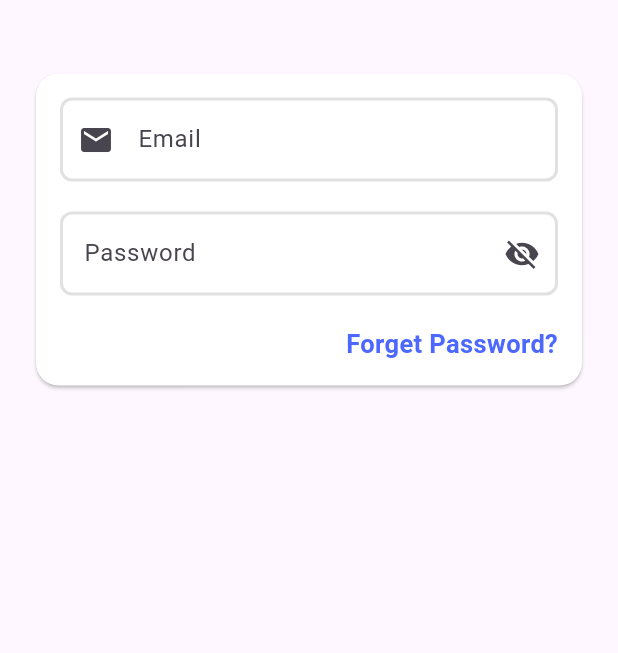
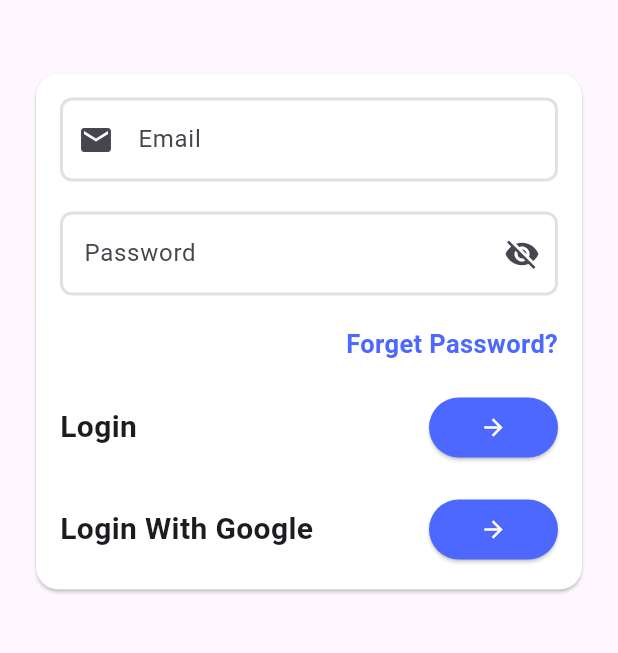
Before and after one commit to Ghada-Mohamed-Khalaf/Market_App, a Flutter app: the screen it shows after launch, on a phone screen of 412 x 824 dp, the part 84-737 px from its top. Run offline on Flutter 3.47's test engine with Material 3 defaults, Android fonts, the phone set to English and light mode, and no system bars.

Commit message:
create custom arrow Button

```diff
--- a/lib/views/auth/ui/login_view.dart
+++ b/lib/views/auth/ui/login_view.dart
@@ -54,9 +54,53 @@ class LoginView extends StatelessWidget {
                   Row(
                     mainAxisAlignment: MainAxisAlignment.end,
                     children: [
-                      CustomTextButton(text: "Forget Password?",
-                      onTap: (){},),
-
+                      CustomTextButton(
+                        text: "Forget Password?",
+                        onTap: () {},
+                      ),
+                    ],
+                  ),
+                  SizedBox(
+                    height: 20.0,
+                  ),
+                  Row(
+                    mainAxisAlignment: MainAxisAlignment.spaceBetween,
+                    children: [
+                      Text(
+                        "Login",
+                        style: TextStyle(
+                            fontSize: 20.0, fontWeight: FontWeight.bold),
+                      ),
+                      ElevatedButton(
+                          style: ElevatedButton.styleFrom(
+                            backgroundColor: AppColors.kPrimaryColor,
+                            foregroundColor: AppColors.kWhiteColor,
+                          ),
+                          onPressed: () {},
+                          child: Padding(
+                            padding: const EdgeInsets.symmetric(
+                              horizontal: 10.0,
+                              vertical: 10.0,
+                            ),
+                            child: Icon(
+                              Icons.arrow_forward,
+                              color: AppColors.kWhiteColor,
+                            ),
+                          ))
+                    ],
+                  ),
+                  SizedBox(
+                    height: 20,
+                  ),
+                  Row(
+                    mainAxisAlignment: MainAxisAlignment.spaceBetween,
+                    children: [
+                      Text(
+                        "Login With Google",
+                        style: TextStyle(
+                            fontSize: 20.0, fontWeight: FontWeight.bold),
+                      ),
+                      CustomArowButton()
                     ],
                   ),
                 ],
@@ -69,17 +113,40 @@ class LoginView extends StatelessWidget {
   }
 }
 
+class CustomArowButton extends StatelessWidget {
+  const CustomArowButton({
+    super.key,
+  });
+
+  @override
+  Widget build(BuildContext context) {
+    return ElevatedButton(
+        style: ElevatedButton.styleFrom(
+          backgroundColor: AppColors.kPrimaryColor,
+          foregroundColor: AppColors.kWhiteColor,
+        ),
+        onPressed: () {},
+        child: Padding(
+          padding: const EdgeInsets.symmetric(horizontal: 10.0, vertical: 10.0),
+          child: Icon(Icons.arrow_forward, color: AppColors.kWhiteColor),
+        ));
+  }
+}
+
 class CustomTextButton extends StatelessWidget {
   CustomTextButton({
-    super.key,this.onTap, required this.text,
+    super.key,
+    this.onTap,
+    required this.text,
   });
-  final Function()?onTap;
-   final String text;
+
+  final Function()? onTap;
+  final String text;
 
   @override
   Widget build(BuildContext context) {
     return GestureDetector(
-      onTap: (){},
+      onTap: () {},
       child: Text(
         text,
         style: TextStyle(
```
